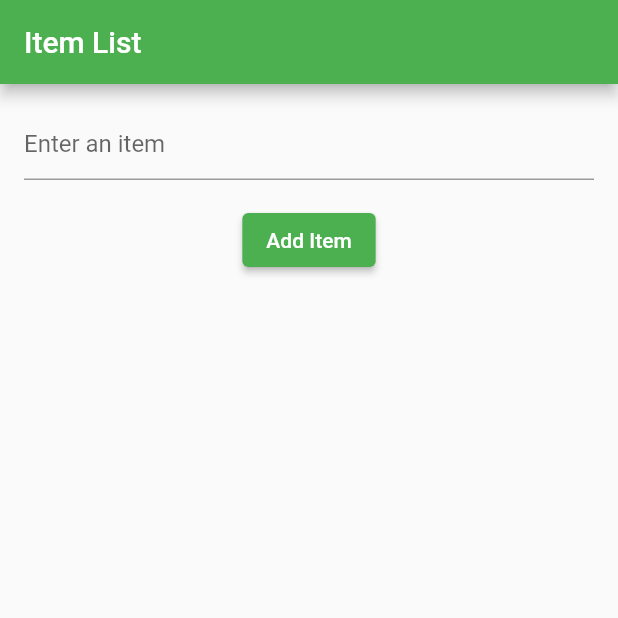
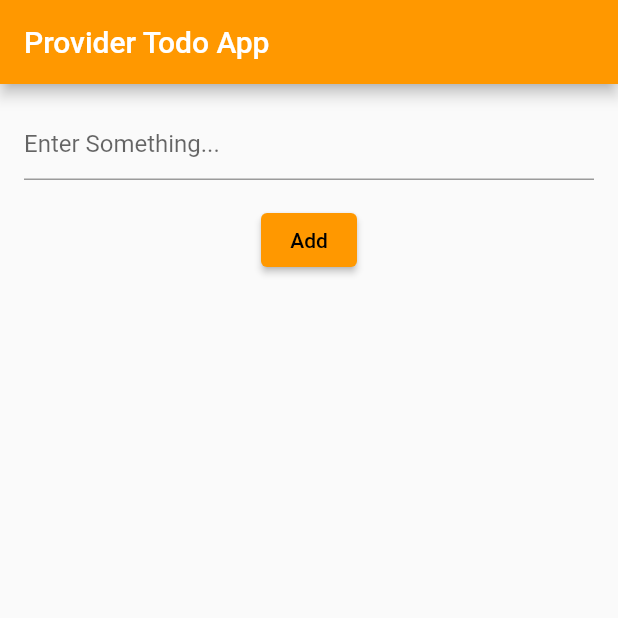
Before and after one commit to Kumail-Raza-Bangash/provider-example-01, a Flutter app: the screen it shows after launch, on a phone screen of 412 x 824 dp, the top half of it. Run offline on Flutter 3.47's test engine with Material 2 defaults, Android fonts, the light colour scheme and no system bars.

Commit message:
update_UI

```diff
--- a/lib/home.dart
+++ b/lib/home.dart
@@ -8,11 +8,13 @@ class Home extends StatelessWidget {
   // Controller for the text input field
   final TextEditingController _textEditingController = TextEditingController();
 
+  Home({super.key});
+
   @override
   Widget build(BuildContext context) {
     return Scaffold(
       appBar: AppBar(
-        title: Text('Item List'),
+        title: const Text('Provider Todo App', style: TextStyle(color: Colors.white),),
       ),
       body: Column(
         children: <Widget>[
@@ -20,8 +22,8 @@ class Home extends StatelessWidget {
             padding: const EdgeInsets.all(16.0),
             child: TextField(
               controller: _textEditingController,
-              decoration: InputDecoration(
-                hintText: 'Enter an item',
+              decoration: const InputDecoration(
+                hintText: 'Enter Something...',
               ),
             ),
           ),
@@ -35,7 +37,7 @@ class Home extends StatelessWidget {
                 _textEditingController.clear();
               }
             },
-            child: Text('Add Item'),
+            child: const Text('Add'),
           ),
           Expanded(
             child: ItemList(),
--- a/lib/item_list.dart
+++ b/lib/item_list.dart
@@ -16,9 +16,12 @@ class ItemList extends StatelessWidget {
             onLongPress: () => data.removeItem(item),
             child: Container(
               padding: EdgeInsets.symmetric(vertical: 5),
+              child: Card(
+                color: Colors.orangeAccent[100],
                 child: ListTile(
                   leading: CircleAvatar(
-                  backgroundColor: Colors.blueGrey,
+                    backgroundColor: Colors.orange,
+                    foregroundColor: Colors.white,
                     child: Text(item.item[0]),
                   ),
                   title: Row(
@@ -41,6 +44,7 @@ class ItemList extends StatelessWidget {
                   ),
                 ),
               ),
+            ),
           );
         },
       );
--- a/lib/main.dart
+++ b/lib/main.dart
@@ -16,9 +16,9 @@ class MyApp extends StatelessWidget {
       create: (context) => ItemData(),
       child: MaterialApp(
         debugShowCheckedModeBanner: false,
-        title: 'Provider Demo',
+        title: 'Provider Todo',
         theme: ThemeData(
-          primarySwatch: Colors.green,
+          primarySwatch: Colors.orange,
         ),
         home: Home(),
       ),
```
Lines whose indentation alone changed are shown as unchanged.
